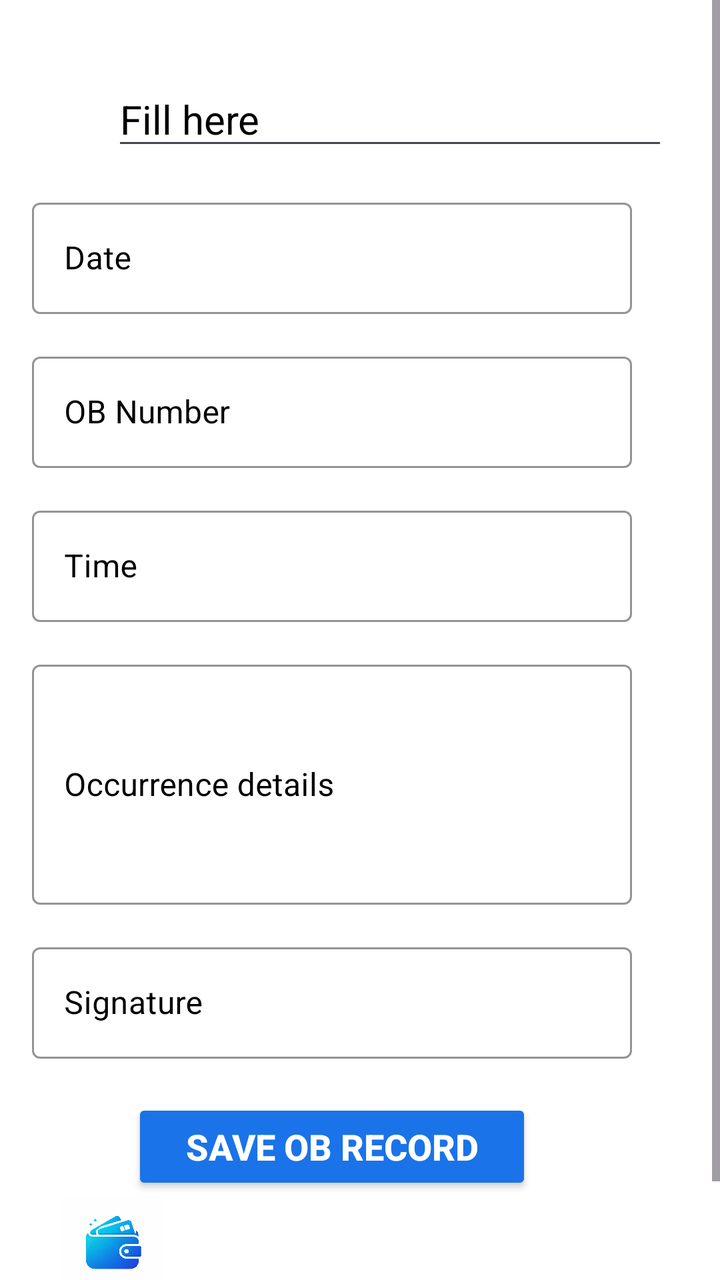
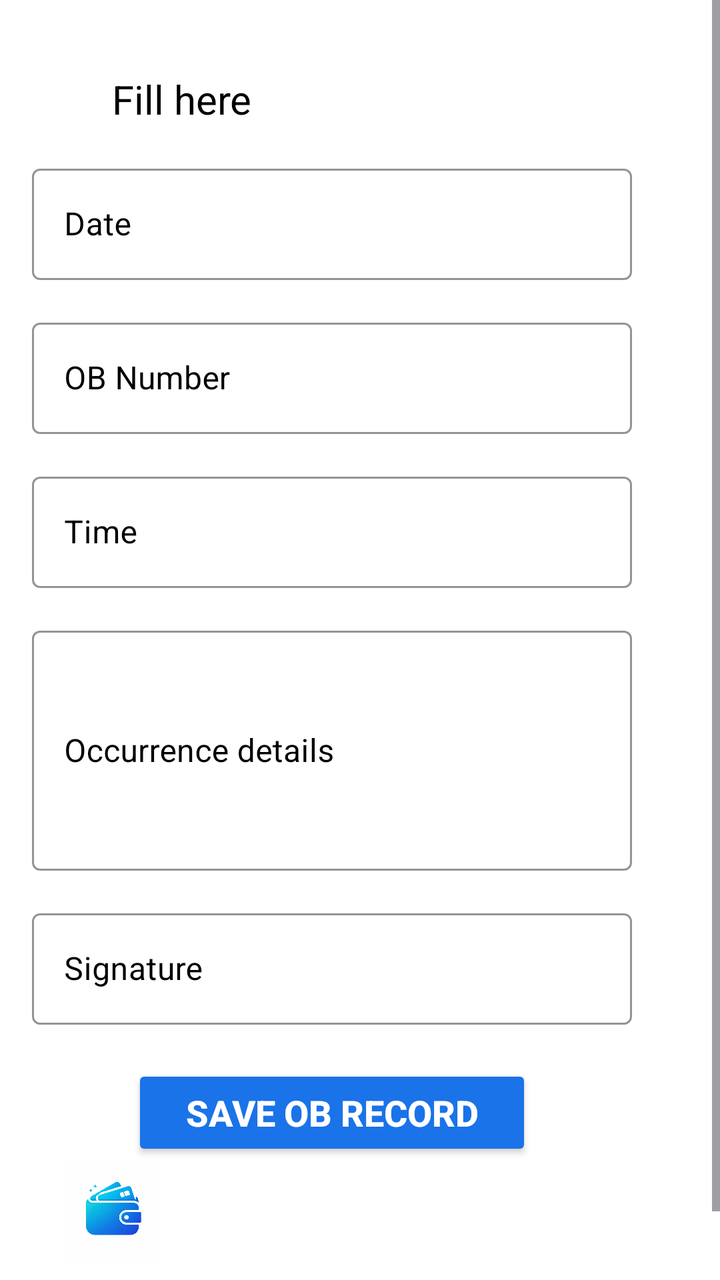

The first picture is an Android layout as it rendered before a commit; the second is the same layout after the commit. The layout source and the unified diff follow.
<!-- AndroidManifest.xml: application theme Theme.App -->
<!-- res/layout/activity_home.xml -->
<ScrollView xmlns:android="http://schemas.android.com/apk/res/android"
    xmlns:app="http://schemas.android.com/apk/res-auto"
    android:layout_width="match_parent"
    android:layout_height="match_parent"
    android:background="#FFFFFF">

    <LinearLayout
        android:id="@+id/main"
        android:layout_width="match_parent"
        android:layout_height="wrap_content"
        android:orientation="vertical"
        android:layout_marginEnd="10dp"
        android:padding="16dp">

        <EditText
            android:layout_width="match_parent"
            android:layout_height="match_parent"
            android:textAlignment="center"
            android:textColor="@color/black"
            android:layout_marginStart="40dp"
            android:textSize="20sp"
            android:layout_marginTop="20dp"
            android:text="Fill here "/>

        
        <com.google.android.material.textfield.TextInputLayout
            android:layout_width="300dp"
            android:layout_height="wrap_content"
            android:textColorHint="@color/black"
            android:hint="Date"
            android:layout_marginTop="16dp"
            style="@style/Widget.MaterialComponents.TextInputLayout.OutlinedBox"
            app:boxStrokeColor="@android:color/black"
            app:hintTextColor="@android:color/black">

            <com.google.android.material.textfield.TextInputEditText
                android:id="@+id/date"
                android:layout_width="match_parent"
                android:layout_height="wrap_content"
                android:textColor="@android:color/black"
                android:inputType="datetime"/>
        </com.google.android.material.textfield.TextInputLayout>


        
        <com.google.android.material.textfield.TextInputLayout
            android:layout_width="300dp"
            android:layout_height="wrap_content"
            android:textColorHint="@color/black"
            android:hint="OB Number"
            android:layout_marginTop="16dp"
            style="@style/Widget.MaterialComponents.TextInputLayout.OutlinedBox"
            app:boxStrokeColor="@android:color/black"
            app:hintTextColor="@android:color/black">

            <com.google.android.material.textfield.TextInputEditText
                android:id="@+id/obNumber"
                android:layout_width="match_parent"
                android:layout_height="wrap_content"
                android:textColor="@android:color/black"
                android:inputType="number|phone"/>
        </com.google.android.material.textfield.TextInputLayout>


        
        <com.google.android.material.textfield.TextInputLayout
            android:layout_width="300dp"
            android:layout_height="wrap_content"
            android:textColorHint="@color/black"
            android:hint="Time"
            android:layout_marginTop="16dp"
            style="@style/Widget.MaterialComponents.TextInputLayout.OutlinedBox"
            app:boxStrokeColor="@android:color/black"
            app:hintTextColor="@android:color/black">

            <com.google.android.material.textfield.TextInputEditText
                android:id="@+id/time"
                android:layout_width="match_parent"
                android:layout_height="wrap_content"
                android:textColor="@android:color/black"
                android:inputType="time"/>
        </com.google.android.material.textfield.TextInputLayout>

        
        <com.google.android.material.textfield.TextInputLayout
            android:layout_width="300dp"
            android:layout_height="match_parent"
            android:textColorHint="@color/black"
            android:hint="Occurrence details"
            android:layout_marginTop="16dp"
            style="@style/Widget.MaterialComponents.TextInputLayout.OutlinedBox"
            app:boxStrokeColor="@android:color/black"
            app:hintTextColor="@android:color/black">

            <com.google.android.material.textfield.TextInputEditText
                android:id="@+id/occurrence"
                android:layout_width="match_parent"
                android:layout_height="120dp"
                android:textColor="@android:color/black"
                android:inputType="textMultiLine"/>
        </com.google.android.material.textfield.TextInputLayout>


        
        <com.google.android.material.textfield.TextInputLayout
            android:layout_width="300dp"
            android:layout_height="match_parent"
            android:textColorHint="@color/black"
            android:hint="Signature"
            android:layout_marginTop="16dp"
            style="@style/Widget.MaterialComponents.TextInputLayout.OutlinedBox"
            app:boxStrokeColor="@android:color/black"
            app:hintTextColor="@android:color/black">

            <com.google.android.material.textfield.TextInputEditText
                android:id="@+id/sign"
                android:layout_width="match_parent"
                android:layout_height="match_parent"
                android:textColor="@android:color/black"
                android:inputType="number"/>
        </com.google.android.material.textfield.TextInputLayout>

        
        <Button
            android:id="@+id/saveBtn"
            android:layout_width="200dp"
            android:layout_height="wrap_content"
            android:layout_marginTop="20dp"
            android:layout_marginStart="50dp"
            android:text="Save OB Record"
            android:textSize="18sp"
            android:textStyle="bold"
            android:backgroundTint="#1A73E8"
            android:textColor="#FFFFFF"/>


        <ImageView
            android:id="@+id/view"
            android:layout_width="80dp"
            android:layout_height="50dp"
            android:layout_marginBottom="10dp"
            android:src="@drawable/view"/>
        <TextView
            android:layout_width="70dp"
            android:layout_height="20dp"
            android:text="View"
            android:layout_marginStart="30dp"
            android:textSize="14sp"
            android:textColor="@color/black"
            android:textStyle="bold"
            />




    </LinearLayout>
</ScrollView>
<!-- resources referenced by this layout -->
<resources>
  <color name="black">#FF000000</color>
  <!-- drawable view: png bitmap (drawable, 258879 bytes) -->
  <style name="Theme.App" parent="Base.Theme.App" />
  <style name="Base.Theme.App" parent="Theme.Material3.DayNight.NoActionBar">
          <item name="colorPrimary">#1A73E8</item>
  
  
      </style>
</resources>

<!-- the commit's change to res/layout/activity_home.xml (unified diff, before → after) -->
@@ -12,7 +12,7 @@
         android:layout_marginEnd="10dp"
         android:padding="16dp">
 
-        <EditText
+        <TextView
             android:layout_width="match_parent"
             android:layout_height="match_parent"
             android:textAlignment="center"
